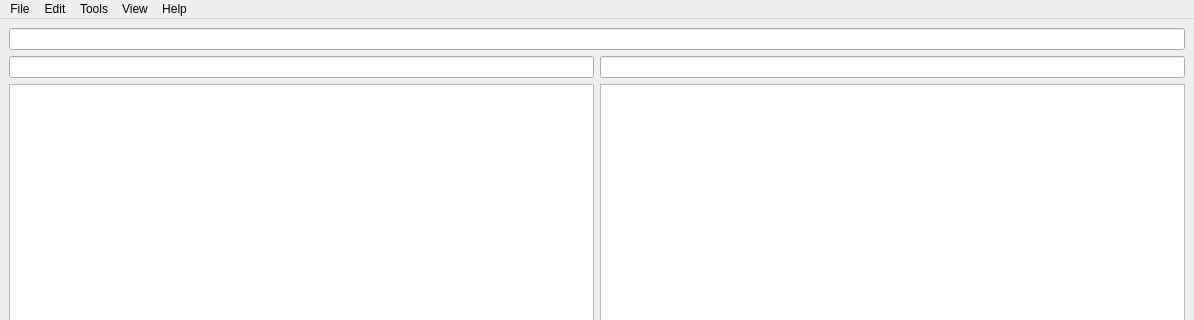
Above: mainwindow.ui from LebyakMarki/File_Manager_OS before the change; both pictures show x 0 to 1194 and y 0 to 320 of the 1194 by 722 pixel window. Below: the same form after it.
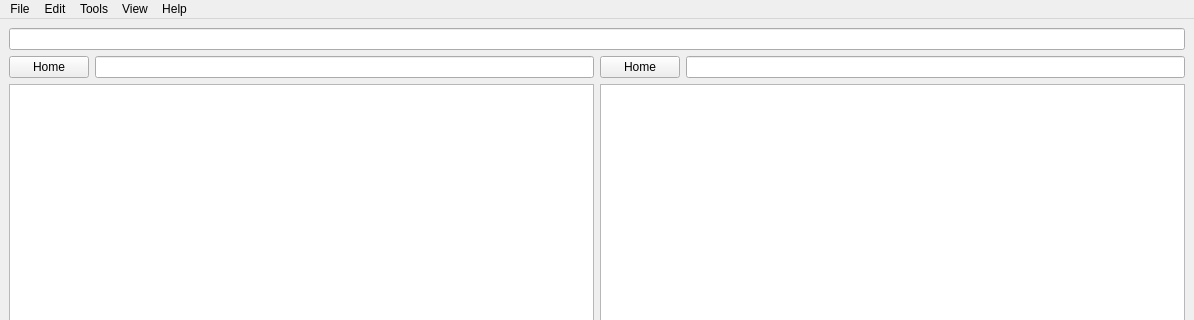
That is the form after the change. Icons and pictures are not drawn.

Commit message: Added back button support

```diff
--- a/mainwindow.ui
+++ b/mainwindow.ui
@@ -16,18 +16,32 @@
   <widget class="QWidget" name="centralwidget">
    <layout class="QGridLayout" name="gridLayout">
     <item row="1" column="0">
-     <widget class="QLineEdit" name="left_path"/>
+     <widget class="QPushButton" name="backButtonLeft">
+      <property name="text">
+       <string>Home</string>
+      </property>
+     </widget>
     </item>
     <item row="1" column="1">
+     <widget class="QLineEdit" name="left_path"/>
+    </item>
+    <item row="1" column="2">
+     <widget class="QPushButton" name="backButtonRight">
+      <property name="text">
+       <string>Home</string>
+      </property>
+     </widget>
+    </item>
+    <item row="1" column="3">
      <widget class="QLineEdit" name="right_path"/>
     </item>
-    <item row="2" column="0">
+    <item row="2" column="0" colspan="2">
      <widget class="QTableView" name="tableView_1"/>
     </item>
-    <item row="2" column="1">
+    <item row="2" column="2" colspan="2">
      <widget class="QTableView" name="tableView_2"/>
     </item>
-    <item row="3" column="0" colspan="2">
+    <item row="3" column="0" colspan="4">
      <layout class="QHBoxLayout" name="horizontalLayout">
       <item>
        <widget class="QPushButton" name="renameButton">
@@ -94,7 +108,7 @@
       </item>
      </layout>
     </item>
-    <item row="0" column="0" colspan="2">
+    <item row="0" column="0" colspan="4">
      <widget class="QLineEdit" name="available_storage"/>
     </item>
    </layout>
```
The commit also changes 2 other files.
